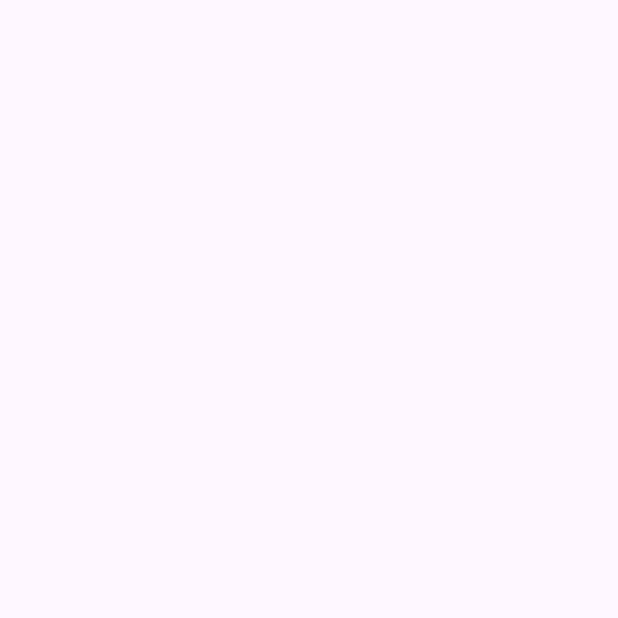
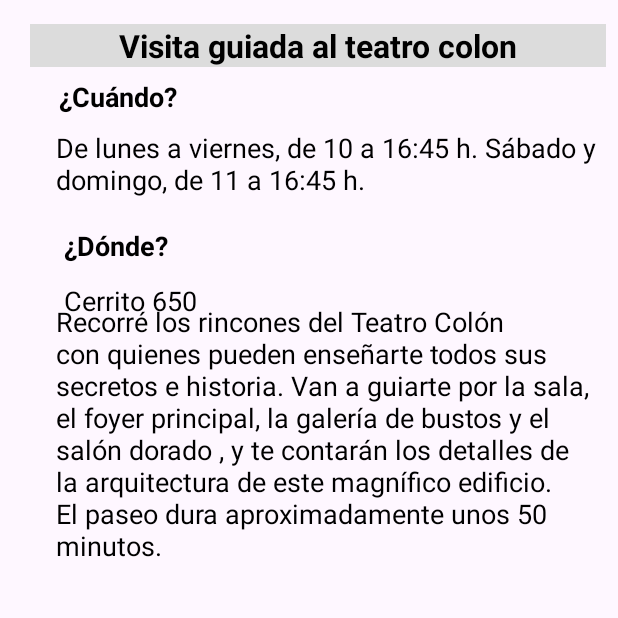
Before and after one commit to seezelop/final-am-acm4a-asad-lopez, an Android app: the lunes_visitas screen opened directly, with no data from a screen before it, on a phone screen of 412 x 824 dp, the top half of it. Before the commit the part shown is empty. Run offline under Robolectric (Android 15) with nearby library versions, the light colour scheme and no system bars.

Commit message:
feat: I add information about visita guiada al teatro colon

```diff
--- a/app/src/main/res/layout/activity_lunes_visitas.xml
+++ b/app/src/main/res/layout/activity_lunes_visitas.xml
@@ -6,4 +6,104 @@
     android:layout_height="match_parent"
     tools:context=".lunes_visitas">
 
+    <LinearLayout
+        android:id="@+id/teatro_colon"
+        android:layout_width="384dp"
+        android:layout_height="423dp"
+        android:layout_marginTop="16dp"
+        android:layout_marginEnd="8dp"
+        android:orientation="vertical"
+        app:layout_constraintEnd_toEndOf="parent"
+        app:layout_constraintTop_toTopOf="parent">
+
+        <TextView
+            android:id="@+id/titulo_colon"
+            android:layout_width="match_parent"
+            android:layout_height="wrap_content"
+            android:background="@color/lightgrey"
+            android:backgroundTint="@color/lightgrey"
+            android:text="@string/visita_guiada_al_teatro_colon"
+            android:textAlignment="center"
+            android:textColor="@color/black"
+            android:textSize="21sp"
+            android:textStyle="bold" />
+
+        <androidx.constraintlayout.widget.ConstraintLayout
+            android:layout_width="match_parent"
+            android:layout_height="match_parent">
+
+            <androidx.constraintlayout.widget.ConstraintLayout
+                android:layout_width="382dp"
+                android:layout_height="393dp"
+                android:layout_marginStart="1dp"
+                android:layout_marginBottom="1dp"
+                app:layout_constraintBottom_toBottomOf="parent"
+                app:layout_constraintStart_toStartOf="parent">
+
+                <TextView
+                    android:id="@+id/cuando"
+                    android:layout_width="wrap_content"
+                    android:layout_height="wrap_content"
+                    android:layout_marginStart="18dp"
+                    android:layout_marginBottom="361dp"
+                    android:textStyle="bold"
+                    android:text="@string/primer_subtitulo"
+                    android:textColor="@color/black"
+                    android:textSize="18sp"
+                    app:layout_constraintBottom_toBottomOf="parent"
+                    app:layout_constraintStart_toStartOf="parent" />
+
+                <TextView
+                    android:id="@+id/horarios"
+                    android:layout_width="wrap_content"
+                    android:layout_height="wrap_content"
+                    android:layout_marginStart="16dp"
+                    android:layout_marginTop="9dp"
+                    android:text="@string/horario_colon"
+                    android:textColor="@color/black"
+                    android:textSize="18sp"
+                    app:layout_constraintStart_toStartOf="parent"
+                    app:layout_constraintTop_toBottomOf="@+id/cuando" />
+
+                <TextView
+                    android:id="@+id/segundo_subtitulo"
+                    android:layout_width="wrap_content"
+                    android:layout_height="wrap_content"
+                    android:layout_marginStart="21dp"
+                    android:layout_marginTop="19dp"
+                    android:text="@string/donde"
+                    android:textColor="@color/black"
+                    android:textSize="18sp"
+                    android:textStyle="bold"
+                    app:layout_constraintStart_toStartOf="parent"
+                    app:layout_constraintTop_toBottomOf="@+id/horarios" />
+
+                <TextView
+                    android:id="@+id/textView13"
+                    android:layout_width="wrap_content"
+                    android:layout_height="wrap_content"
+                    android:layout_marginStart="21dp"
+                    android:layout_marginTop="12dp"
+                    android:text="@string/direccion_colon"
+                    android:textColor="@color/black"
+                    android:textSize="18sp"
+                    app:layout_constraintStart_toStartOf="parent"
+                    app:layout_constraintTop_toBottomOf="@+id/segundo_subtitulo" />
+
+                <TextView
+                    android:id="@+id/textView14"
+                    android:layout_width="wrap_content"
+                    android:layout_height="wrap_content"
+                    android:layout_marginStart="16dp"
+                    android:layout_marginBottom="62dp"
+                    android:text="@string/descripcion_colon"
+                    android:textColor="@color/black"
+                    android:textSize="18sp"
+                    app:layout_constraintBottom_toBottomOf="parent"
+                    app:layout_constraintStart_toStartOf="parent" />
+            </androidx.constraintlayout.widget.ConstraintLayout>
+        </androidx.constraintlayout.widget.ConstraintLayout>
+
+    </LinearLayout>
+
 </androidx.constraintlayout.widget.ConstraintLayout>
--- a/app/src/main/res/values/colors.xml
+++ b/app/src/main/res/values/colors.xml
@@ -3,4 +3,5 @@
     <color name="black">#FF000000</color>
     <color name="white">#FFFFFFFF</color>
     <color name="orange">#ff8000</color>
+    <color name ="lightgrey">#DCDCDC</color>
 </resources>
--- a/app/src/main/res/values/strings.xml
+++ b/app/src/main/res/values/strings.xml
@@ -10,5 +10,11 @@
     <string name="btn_contenido_dia">Buscar por dia</string>
     <string name="contenido_buscarAct">Buscar por tipo de actividad</string>
     <string name="btn_contenido_buscar">Buscar</string>
+    <string name="visita_guiada_al_teatro_colon">Visita guiada al teatro colon</string>
+    <string name="primer_subtitulo">¿Cuándo?</string>
+    <string name="donde">¿Dónde?</string>
+    <string name="horario_colon">De lunes a viernes, de 10 a 16:45 h. Sábado y domingo, de 11 a 16:45 h.</string>
+    <string name="descripcion_colon">Recorré los rincones del Teatro Colón con quienes pueden enseñarte todos sus secretos e historia. Van a guiarte por la sala, el foyer principal, la galería de bustos y el salón dorado , y te contarán los detalles de la arquitectura de este magnífico edificio. El paseo dura aproximadamente unos 50 minutos.</string>
+    <string name="direccion_colon">Cerrito 650</string>
 
 </resources>
```
